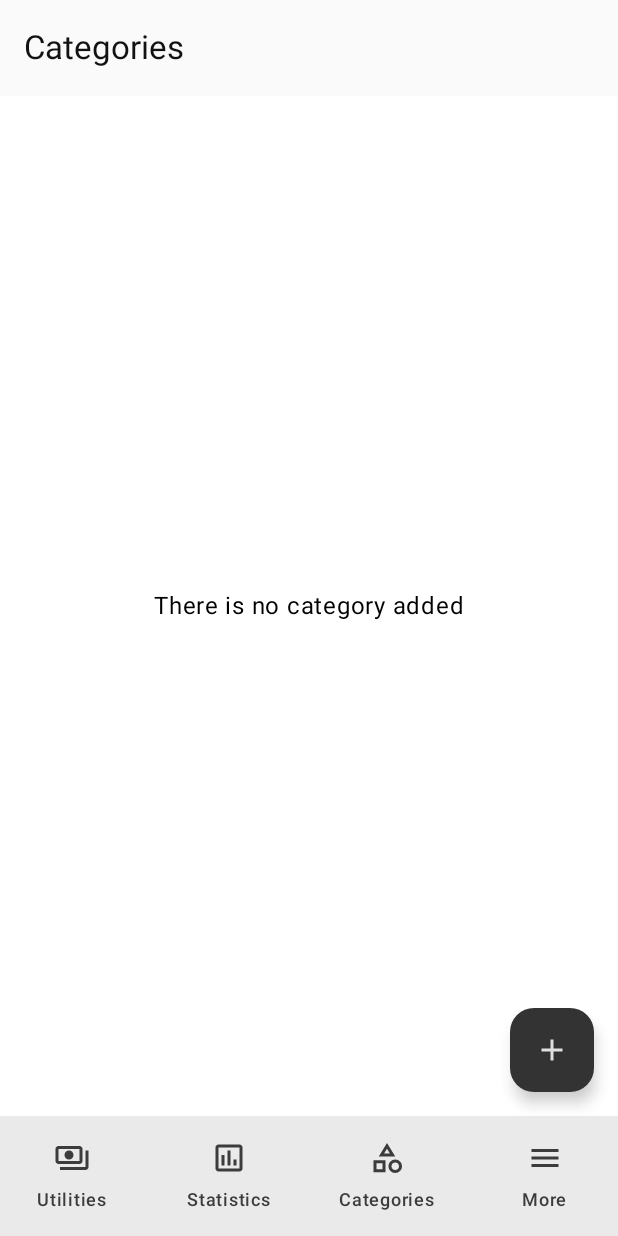
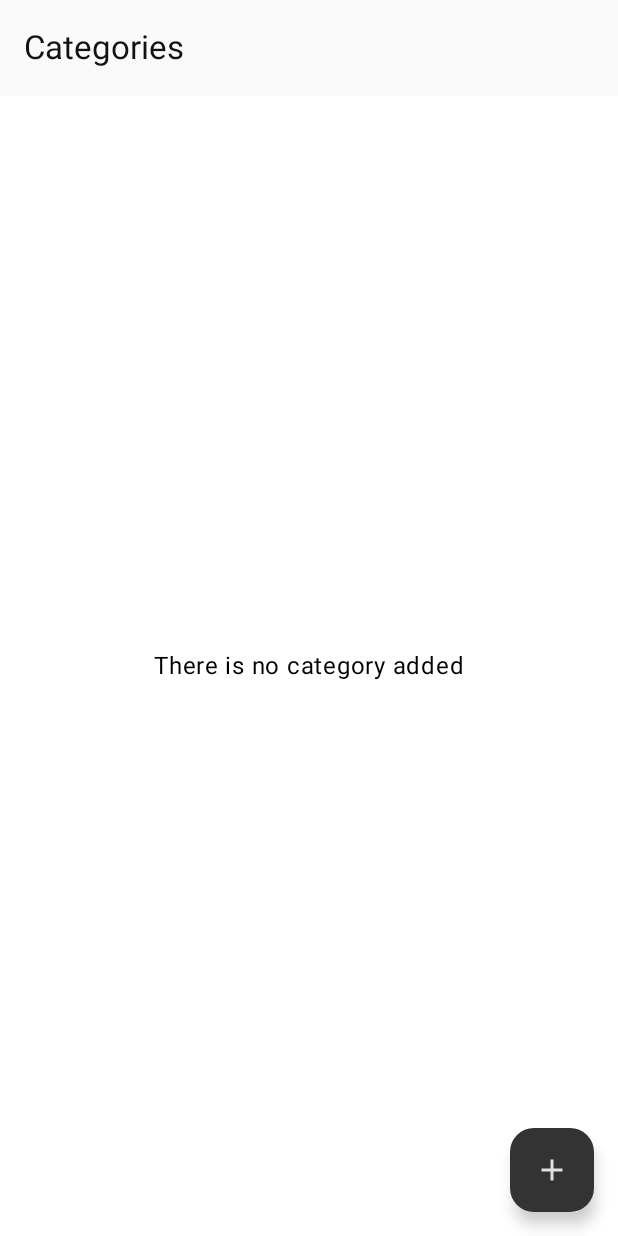
Before and after one commit to GlebRTA/UtilitylyAndroid, an Android app built with Jetpack Compose: the composable CategoriesScreen shown on its own in the app's theme, after a tap on "Add new category", on a phone screen of 412 x 824 dp. Run offline under Robolectric (Android 15) with nearby library versions, the phone set to English and light mode, and no system bars; our stand-ins replace Dagger/Hilt's generated code, Room's generated code.

Commit message:
bottom navigation rollback to suite scaffold + minor package refactoring

```diff
--- a/app/src/main/java/com/gvituskins/utilityly/presentation/MainActivity.kt
+++ b/app/src/main/java/com/gvituskins/utilityly/presentation/MainActivity.kt
@@ -11,7 +11,6 @@ import androidx.compose.animation.EnterTransition
 import androidx.compose.animation.ExitTransition
 import androidx.compose.animation.scaleOut
 import androidx.compose.foundation.layout.fillMaxSize
-import androidx.compose.material3.Surface
 import androidx.compose.runtime.getValue
 import androidx.compose.ui.Modifier
 import androidx.compose.ui.graphics.TransformOrigin
@@ -19,6 +18,7 @@ import androidx.lifecycle.compose.collectAsStateWithLifecycle
 import androidx.lifecycle.lifecycleScope
 import androidx.navigation.compose.NavHost
 import com.gvituskins.utilityly.domain.models.enums.ThemeType
+import com.gvituskins.utilityly.presentation.components.navBar.UlyNavigationSuiteScaffold
 import com.gvituskins.utilityly.presentation.navigation.graphs.UtilitiesNavGraph
 import com.gvituskins.utilityly.presentation.navigation.graphs.categoriesGraph
 import com.gvituskins.utilityly.presentation.navigation.graphs.moreGraph
@@ -44,7 +44,7 @@ class MainActivity : ComponentActivity() {
             UtilitylyTheme(themeType = currentTheme.themeType) {
                 val navController = LocalNavController.current
 
-                Surface(modifier = Modifier.fillMaxSize()) {
+                UlyNavigationSuiteScaffold(modifier = Modifier.fillMaxSize()) {
                     NavHost(
                         navController = navController,
                         startDestination = UtilitiesNavGraph,
--- a/app/src/main/java/com/gvituskins/utilityly/presentation/screens/main/utilities/components/CheckedIcon.kt
+++ b/app/src/main/java/com/gvituskins/utilityly/presentation/components/CheckedIcon.kt
@@ -1,4 +1,4 @@
-package com.gvituskins.utilityly.presentation.screens.main.utilities.components
+package com.gvituskins.utilityly.presentation.components
 
 import androidx.compose.material.icons.Icons
 import androidx.compose.material.icons.filled.Check
--- a/app/src/main/java/com/gvituskins/utilityly/presentation/components/navBar/UlyBottomNavigationBar.kt
+++ /dev/null
@@ -1,98 +0,0 @@
-package com.gvituskins.utilityly.presentation.components.navBar
-
-import androidx.compose.material.ripple.RippleAlpha
-import androidx.compose.material3.Icon
-import androidx.compose.material3.LocalRippleConfiguration
-import androidx.compose.material3.NavigationBar
-import androidx.compose.material3.NavigationBarItem
-import androidx.compose.material3.RippleConfiguration
-import androidx.compose.material3.Text
-import androidx.compose.runtime.Composable
-import androidx.compose.runtime.CompositionLocalProvider
-import androidx.compose.runtime.LaunchedEffect
-import androidx.compose.runtime.getValue
-import androidx.compose.runtime.mutableStateOf
-import androidx.compose.runtime.remember
-import androidx.compose.runtime.setValue
-import androidx.compose.ui.graphics.Color
-import androidx.compose.ui.res.stringResource
-import androidx.navigation.NavController
-import androidx.navigation.NavDestination.Companion.hasRoute
-import androidx.navigation.NavDestination.Companion.hierarchy
-import androidx.navigation.NavGraph.Companion.findStartDestination
-import androidx.navigation.compose.currentBackStackEntryAsState
-import com.gvituskins.utilityly.presentation.theme.LocalNavController
-import com.gvituskins.utilityly.presentation.theme.UlyTheme
-import kotlinx.coroutines.delay
-
-@Composable
-fun UlyBottomNavigationBar(navController: NavController = LocalNavController.current) {
-    val navBackStackEntry by navController.currentBackStackEntryAsState()
-    val currentDestination = navBackStackEntry?.destination
-
-    NavigationBar(
-        contentColor = UlyTheme.colors.onBackground
-    ) {
-        navigationBarRoutes.forEach { bottomItem ->
-            val isSelected1 = currentDestination?.hierarchy?.any { it.hasRoute(bottomItem.graph::class) } == true
-            var isSelected by remember {
-                mutableStateOf(isSelected1)
-            }
-
-            LaunchedEffect(isSelected1) {
-                delay(70)
-                isSelected = isSelected1
-            }
-            /*Column(
-                modifier = Modifier
-                    .weight(1f)
-                    .height(IntrinsicSize.Max)
-                    .clickable {
-                        navController.navigate(bottomItem.graph) {
-                            popUpTo(navController.graph.findStartDestination().id) {
-                                saveState = true
-                            }
-                            launchSingleTop = true
-                            restoreState = true
-                        }
-                    },
-                horizontalAlignment = Alignment.CenterHorizontally
-            ) {
-                Icon(
-                    imageVector = if (isSelected) bottomItem.selectedIcon else bottomItem.unselectedIcon,
-                    contentDescription = stringResource(bottomItem.name),
-                    tint = UlyTheme.colors.onBackground
-                )
-
-                Text(text = stringResource(bottomItem.name))
-            }
-*/
-            CompositionLocalProvider(
-                LocalRippleConfiguration provides RippleConfiguration(
-                    color = Color.Transparent,
-                    rippleAlpha = RippleAlpha(0f,0f,0f,0f)
-                )
-            ) {
-                NavigationBarItem(
-                    selected = isSelected,
-                    onClick = {
-                        navController.navigate(bottomItem.graph) {
-                            popUpTo(navController.graph.findStartDestination().id) {
-                                saveState = true
-                            }
-                            launchSingleTop = true
-                            restoreState = true
-                        }
-                    },
-                    icon = {
-                        Icon(
-                            imageVector = if (isSelected) bottomItem.selectedIcon else bottomItem.unselectedIcon,
-                            contentDescription = stringResource(bottomItem.name),
-                        )
-                    },
-                    label = { Text(text = stringResource(bottomItem.name)) },
-                )
-            }
-        }
-    }
-}
--- a/app/src/main/java/com/gvituskins/utilityly/presentation/screens/main/categories/CategoriesScreen.kt
+++ b/app/src/main/java/com/gvituskins/utilityly/presentation/screens/main/categories/CategoriesScreen.kt
@@ -42,7 +42,6 @@ import com.gvituskins.utilityly.presentation.components.HorizontalSpacer
 import com.gvituskins.utilityly.presentation.components.VerticalSpacer
 import com.gvituskins.utilityly.presentation.components.containers.UlyScaffold
 import com.gvituskins.utilityly.presentation.components.dialogs.UlyAlertDialog
-import com.gvituskins.utilityly.presentation.components.navBar.UlyBottomNavigationBar
 import com.gvituskins.utilityly.presentation.components.stubs.EmptyStub
 import com.gvituskins.utilityly.presentation.components.topAppBars.UlyDefaultTopAppBar
 import com.gvituskins.utilityly.presentation.theme.UlyTheme
@@ -64,7 +63,6 @@ fun CategoriesScreen(
 
     UlyScaffold(
         topBar = { UlyDefaultTopAppBar(title = stringResource(R.string.nav_categories)) },
-        bottomBar = { UlyBottomNavigationBar() },
         floatingActionButton = {
             AnimatedVisibility(
                 visible = showFab,
--- a/app/src/main/java/com/gvituskins/utilityly/presentation/screens/main/more/MoreScreen.kt
+++ b/app/src/main/java/com/gvituskins/utilityly/presentation/screens/main/more/MoreScreen.kt
@@ -28,7 +28,6 @@ import com.gvituskins.utilityly.BuildConfig
 import com.gvituskins.utilityly.R
 import com.gvituskins.utilityly.domain.models.enums.ThemeType
 import com.gvituskins.utilityly.presentation.components.containers.UlyScaffold
-import com.gvituskins.utilityly.presentation.components.navBar.UlyBottomNavigationBar
 import com.gvituskins.utilityly.presentation.components.sections.SettingsOpenableSection
 import com.gvituskins.utilityly.presentation.components.topAppBars.UlyDefaultTopAppBar
 import com.gvituskins.utilityly.presentation.theme.UlyTheme
@@ -44,7 +43,6 @@ fun MoreScreen(
     UlyScaffold(
         modifier = Modifier.fillMaxSize(),
         topBar = { UlyDefaultTopAppBar(title = stringResource(R.string.nav_more)) },
-        bottomBar = { UlyBottomNavigationBar() },
     ) { innerPaddings ->
         Column(
             modifier = Modifier
--- a/app/src/main/java/com/gvituskins/utilityly/presentation/screens/main/statistics/StatisticsScreen.kt
+++ b/app/src/main/java/com/gvituskins/utilityly/presentation/screens/main/statistics/StatisticsScreen.kt
@@ -17,7 +17,6 @@ import com.gvituskins.utilityly.presentation.components.buttons.segmented.Center
 import com.gvituskins.utilityly.presentation.components.buttons.segmented.EndSegmentedButton
 import com.gvituskins.utilityly.presentation.components.buttons.segmented.StartSegmentedButton
 import com.gvituskins.utilityly.presentation.components.containers.UlyScaffold
-import com.gvituskins.utilityly.presentation.components.navBar.UlyBottomNavigationBar
 import com.gvituskins.utilityly.presentation.components.topAppBars.UlyDefaultTopAppBar
 import com.gvituskins.utilityly.presentation.screens.main.statistics.statCategory.StatCategoryScreen
 import com.gvituskins.utilityly.presentation.screens.main.statistics.statTable.StatTableScreen
@@ -41,7 +40,6 @@ fun StatisticsScreen(
 
     UlyScaffold(
         topBar = { UlyDefaultTopAppBar(title = stringResource(R.string.nav_statistics)) },
-        bottomBar = { UlyBottomNavigationBar() },
     ) { innerPaddings ->
         Column(
             modifier = Modifier
--- a/app/src/main/java/com/gvituskins/utilityly/presentation/screens/main/utilities/UtilitiesScreen.kt
+++ b/app/src/main/java/com/gvituskins/utilityly/presentation/screens/main/utilities/UtilitiesScreen.kt
@@ -21,7 +21,6 @@ import com.gvituskins.utilityly.presentation.components.VerticalSpacer
 import com.gvituskins.utilityly.presentation.components.buttons.segmented.EndSegmentedButton
 import com.gvituskins.utilityly.presentation.components.buttons.segmented.StartSegmentedButton
 import com.gvituskins.utilityly.presentation.components.containers.UlyScaffold
-import com.gvituskins.utilityly.presentation.components.navBar.UlyBottomNavigationBar
 import com.gvituskins.utilityly.presentation.components.topAppBars.UlyDefaultTopAppBar
 import com.gvituskins.utilityly.presentation.screens.main.utilities.calendar.UtilitiesCalendarScreen
 import com.gvituskins.utilityly.presentation.screens.main.utilities.calendar.UtilitiesCalendarViewModel
@@ -67,7 +66,6 @@ fun UtilitiesScreen(
                 }
             )
         },
-        bottomBar = { UlyBottomNavigationBar() },
     ) { innerPaddings ->
         Column(
             modifier = Modifier
--- a/app/src/main/java/com/gvituskins/utilityly/presentation/screens/main/utilities/components/UtilityListCard.kt
+++ b/app/src/main/java/com/gvituskins/utilityly/presentation/screens/main/utilities/calendar/components/UtilityListCard.kt
@@ -1,4 +1,4 @@
-package com.gvituskins.utilityly.presentation.screens.main.utilities.components
+package com.gvituskins.utilityly.presentation.screens.main.utilities.calendar.components
 
 import androidx.compose.foundation.BorderStroke
 import androidx.compose.foundation.layout.Arrangement
@@ -21,6 +21,7 @@ import com.gvituskins.utilityly.presentation.components.CategoryColorBox
 import com.gvituskins.utilityly.presentation.components.HorizontalSpacer
 import com.gvituskins.utilityly.presentation.components.VerticalSpacer
 import com.gvituskins.utilityly.presentation.components.buttons.UlyOutlinedButton
+import com.gvituskins.utilityly.presentation.components.CheckedIcon
 import com.gvituskins.utilityly.presentation.theme.UlyTheme
 import com.gvituskins.utilityly.presentation.theme.UtilitylyTheme
 
--- a/app/src/main/java/com/gvituskins/utilityly/presentation/screens/main/utilities/grid/UtilitiesGridScreen.kt
+++ b/app/src/main/java/com/gvituskins/utilityly/presentation/screens/main/utilities/grid/UtilitiesGridScreen.kt
@@ -28,7 +28,7 @@ import androidx.hilt.navigation.compose.hiltViewModel
 import androidx.lifecycle.compose.collectAsStateWithLifecycle
 import com.gvituskins.utilityly.presentation.core.utils.UiConstants
 import com.gvituskins.utilityly.presentation.core.utils.roundToStr
-import com.gvituskins.utilityly.presentation.screens.main.utilities.components.UtilityGridCard
+import com.gvituskins.utilityly.presentation.screens.main.utilities.grid.components.UtilityGridCard
 import com.gvituskins.utilityly.presentation.theme.UlyTheme
 import java.time.format.DateTimeFormatter
 
--- a/app/src/main/java/com/gvituskins/utilityly/presentation/screens/main/utilities/components/UtilityGridCard.kt
+++ b/app/src/main/java/com/gvituskins/utilityly/presentation/screens/main/utilities/grid/components/UtilityGridCard.kt
@@ -1,4 +1,4 @@
-package com.gvituskins.utilityly.presentation.screens.main.utilities.components
+package com.gvituskins.utilityly.presentation.screens.main.utilities.grid.components
 
 import androidx.compose.foundation.BorderStroke
 import androidx.compose.foundation.layout.Arrangement
@@ -23,6 +23,7 @@ import androidx.compose.ui.tooling.preview.Preview
 import androidx.compose.ui.unit.dp
 import com.gvituskins.utilityly.presentation.components.CategoryColorBox
 import com.gvituskins.utilityly.presentation.components.VerticalSpacer
+import com.gvituskins.utilityly.presentation.components.CheckedIcon
 import com.gvituskins.utilityly.presentation.theme.UlyTheme
 import com.gvituskins.utilityly.presentation.theme.UtilitylyTheme
 
```
Also changed, not shown: app/src/main/java/com/gvituskins/utilityly/presentation/components/navBar/UlyNavigationSuiteScaffold.kt (+0 -13 lines), app/src/main/java/com/gvituskins/utilityly/presentation/screens/main/utilities/calendar/UtilitiesCalendarScreen.kt (+13 -73 lines), app/src/main/java/com/gvituskins/utilityly/presentation/screens/main/utilities/calendar/components/Day.kt (added, +99 -0 lines), app/src/main/java/com/gvituskins/utilityly/presentation/screens/main/utilities/calendar/components/DaysOfWeekTitle.kt (added, +35 -0 lines).
